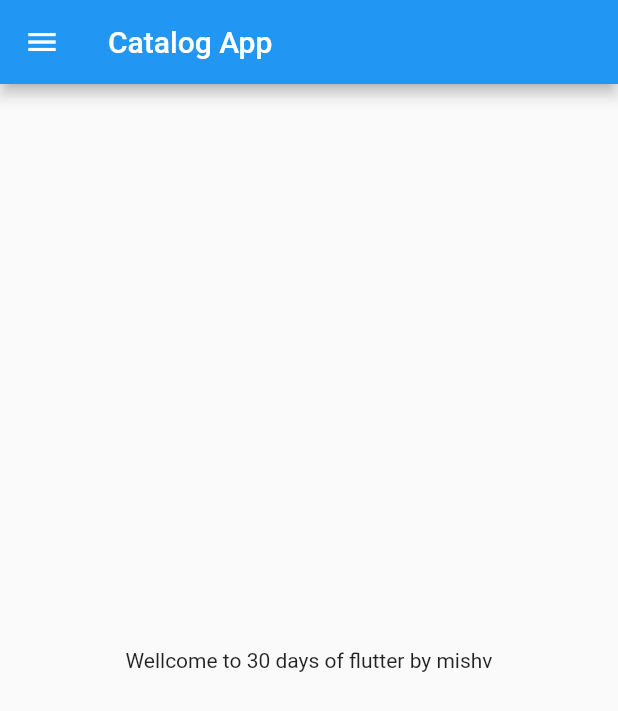
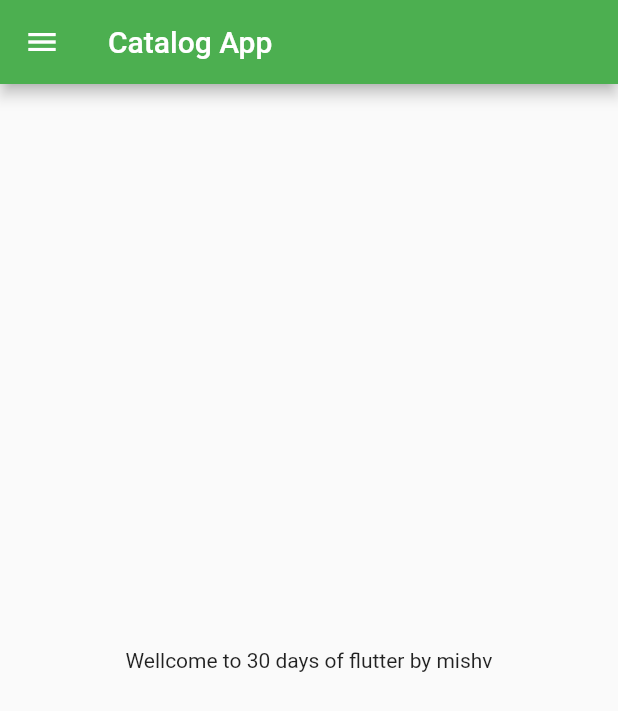
Before and after one commit to MISHI28/30daysofflutter, a Flutter app: the screen it shows after launch, on a phone screen of 412 x 824 dp. Shown: the top 711 px of the screen. Run offline on Flutter 3.47's test engine with Material 2 defaults, Android fonts, the phone set to English and light mode, and no system bars.

Commit message:
day 3 completed

```diff
--- a/lib/main.dart
+++ b/lib/main.dart
@@ -1,5 +1,6 @@
 import 'package:flutter/material.dart';
-import 'package:flutter_catalog/home_page.dart';
+import 'package:flutter_catalog/pages/home_page.dart';
+import 'package:flutter_catalog/pages/login_page.dart';
 
 void main() {
   runApp(MyApp());
@@ -9,7 +10,17 @@ class MyApp extends StatelessWidget {
   @override
   Widget build(BuildContext context) {
     return MaterialApp(
-      home: HomePage(),
+      themeMode: ThemeMode.light,
+      theme: ThemeData(primarySwatch: Colors.green),
+      darkTheme: ThemeData(
+        brightness: Brightness.dark,
+      ),
+      initialRoute: "/home",
+      routes: {
+        "/": (context) => LoginPage(),
+        "/home": (context) => HomePage(),
+        "/Login": (context) => LoginPage(),
+      },
     );
   }
 }
```
Also changed, not shown: lib/pages/login_page.dart (added, +19 -0 lines), lib/pages/home_page.dart (renamed from lib/home_page.dart).
